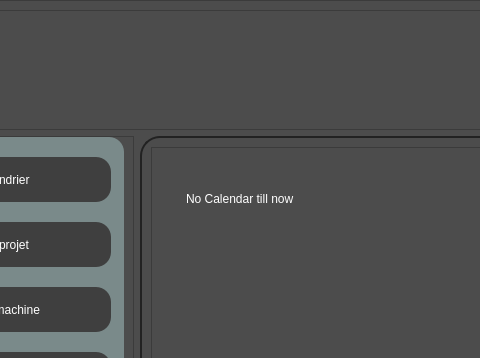
This is main.ui in ali7haider/Scheduler_Desktop_App_PyQT as Qt 5 draws it before an edit; both pictures show x 197 to 677 and y 0 to 358 of the 1110 by 795 pixel window. The edited form follows.
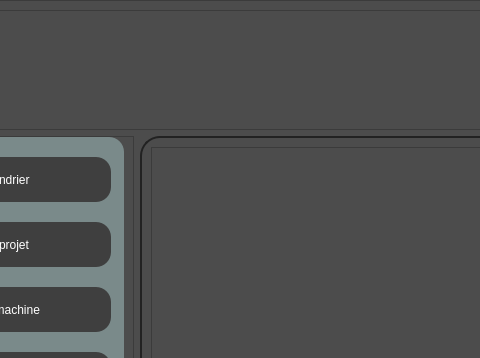
This is the edited form. The open tabs and pages were chosen to show the change. Icons and pictures are not drawn.

Commit message: Add showing Calendar of summaries of current project

The edit to the form file:
```diff
--- a/main.ui
+++ b/main.ui
@@ -416,34 +416,24 @@
                     </property>
                     <layout class="QVBoxLayout" name="verticalLayout_9">
                      <property name="leftMargin">
-                      <number>30</number>
+                      <number>20</number>
                      </property>
                      <property name="topMargin">
-                      <number>40</number>
+                      <number>30</number>
                      </property>
                      <property name="rightMargin">
-                      <number>30</number>
+                      <number>20</number>
                      </property>
                      <property name="bottomMargin">
                       <number>0</number>
                      </property>
                      <item>
-                      <widget class="QPlainTextEdit" name="txtCalendar">
+                      <widget class="QTextEdit" name="txtCalendar">
                        <property name="styleSheet">
                         <string notr="true">border:none;
 color: rgb(255, 255, 255);
 	font: bold 11pt &quot;Arial&quot;;</string>
                        </property>
-                       <property name="frameShape">
-                        <enum>QFrame::StyledPanel</enum>
-                       </property>
-                       <property name="frameShadow">
-                        <enum>QFrame::Raised</enum>
-                       </property>
-                       <property name="plainText">
-                        <string>No Calendar till now
-</string>
-                       </property>
                       </widget>
                      </item>
                     </layout>
```
Left out of the diff: 2 changed lines with no effect on the pictures. The commit also changes 4 other files.
